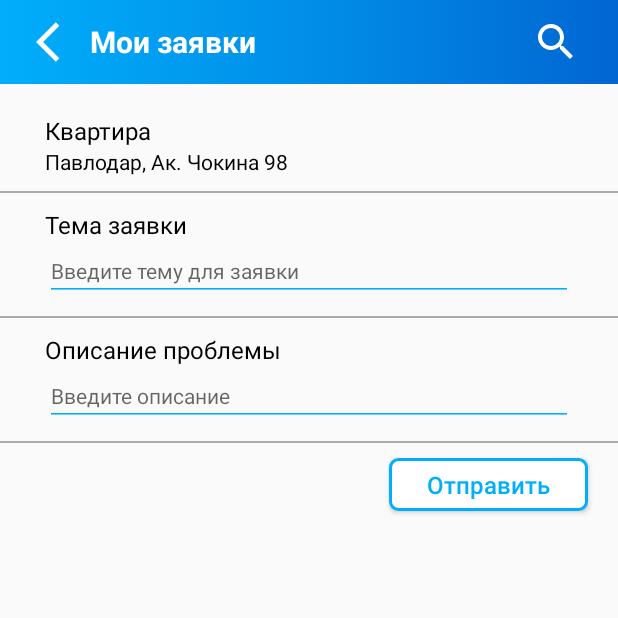
After one commit to damirbaisalov/smart-home-app, an Android app: the NewRequestActivity screen opened directly, with no data from a screen before it, on a phone screen of 412 x 824 dp, the top half of it. The commit adds this screen. Run offline under Robolectric (Android 15) with nearby library versions, the phone set to English and light mode, and no system bars.

Commit message:
MyRequestsActivity is done

```diff
--- a/app/src/main/AndroidManifest.xml
+++ b/app/src/main/AndroidManifest.xml
@@ -12,6 +12,8 @@
         android:roundIcon="@mipmap/ic_launcher_round"
         android:supportsRtl="true"
         android:theme="@style/Theme.SmartHomeApp">
+        <activity android:name=".my_requests.NewRequestActivity" />
+        <activity android:name=".my_requests.MyRequestsActivity" />
         <activity android:name=".my_home.MyHomeActivity" />
         <activity android:name=".my_ksk.CandidatesActivity" />
         <activity android:name=".my_ksk.MyKskActivity" />
--- /dev/null
+++ b/app/src/main/java/kz/bfgroup/smarthomeapp/my_requests/NewRequestActivity.kt
@@ -0,0 +1,84 @@
+package kz.bfgroup.smarthomeapp.my_requests
+
+import androidx.appcompat.app.AppCompatActivity
+import android.os.Bundle
+import android.widget.EditText
+import android.widget.ImageButton
+import android.widget.TextView
+import android.widget.Toast
+import kz.bfgroup.smarthomeapp.R
+import kz.bfgroup.smarthomeapp.data.ApiRetrofit
+import kz.bfgroup.smarthomeapp.my_requests.models.MyRequestApiData
+import okhttp3.ResponseBody
+import retrofit2.Call
+import retrofit2.Callback
+import retrofit2.Response
+
+class NewRequestActivity : AppCompatActivity() {
+
+    private lateinit var newRequestHeading: EditText
+    private lateinit var newRequestText: EditText
+    private lateinit var sendNewRequestButton: TextView
+    private lateinit var backButton: ImageButton
+    private lateinit var fields: Map<String, String>
+
+    override fun onCreate(savedInstanceState: Bundle?) {
+        super.onCreate(savedInstanceState)
+        setContentView(R.layout.activity_new_request)
+
+        initViews()
+
+        backButton.setOnClickListener {
+            onBackPressed()
+        }
+
+        sendNewRequestButton.setOnClickListener {
+            if (newRequestHeading.text.toString().trim().isEmpty() || newRequestText.text.toString().trim().isEmpty()) {
+                Toast.makeText(this@NewRequestActivity, "Заполните необходимые поля", Toast.LENGTH_LONG).show()
+            } else {
+                fields = mutableMapOf(
+                    "heading" to newRequestHeading.text.toString(),
+                    "message_text" to newRequestText.text.toString(),
+                    "apply_home_id" to "1020",
+                    "apply_ksk_id" to "121",
+                    "apply_tenants_id" to "59"
+                )
+                sendRequest()
+            }
+        }
+    }
+
+    private fun initViews() {
+        newRequestHeading = findViewById(R.id.activity_new_request_heading)
+        newRequestText = findViewById(R.id.activity_new_request_text)
+        sendNewRequestButton = findViewById(R.id.activity_new_request_send_button)
+        backButton = findViewById(R.id.activity_my_request_back_button)
+    }
+
+    private fun sendRequest() {
+        ApiRetrofit.getApiClient().sendNewRequest(fields).enqueue(object:
+            Callback<ResponseBody> {
+            override fun onResponse(
+                call: Call<ResponseBody>,
+                response: Response<ResponseBody>
+            ) {
+//                progressBar.visibility = View.GONE
+//                recyclerView.visibility = View.VISIBLE
+                if (response.isSuccessful) {
+                    if (response.body()?.string()=="Введите все поля!"){
+                        Toast.makeText(this@NewRequestActivity, response.body()?.string(), Toast.LENGTH_LONG).show()
+                    } else {
+                        Toast.makeText(this@NewRequestActivity, response.body()?.string(), Toast.LENGTH_LONG).show()
+                        finish()
+                    }
+                }
+            }
+
+            override fun onFailure(call: Call<ResponseBody>, t: Throwable) {
+//                progressBar.visibility = View.GONE
+                Toast.makeText(this@NewRequestActivity, t.message, Toast.LENGTH_LONG).show()
+            }
+
+        })
+    }
+}
--- /dev/null
+++ b/app/src/main/res/drawable/bg_my_request_status_cancel.xml
@@ -0,0 +1,5 @@
+<?xml version="1.0" encoding="UTF-8"?>
+<shape xmlns:android="http://schemas.android.com/apk/res/android">
+    <solid android:color="@color/red_color"/>
+    <corners android:radius="5dp"/>
+</shape>
--- /dev/null
+++ b/app/src/main/res/drawable/bg_my_request_status_done.xml
@@ -0,0 +1,5 @@
+<?xml version="1.0" encoding="UTF-8"?>
+<shape xmlns:android="http://schemas.android.com/apk/res/android">
+    <solid android:color="@color/green_color"/>
+    <corners android:radius="6dp"/>
+</shape>
--- /dev/null
+++ b/app/src/main/res/drawable/bg_new_request_activity_send_button.xml
@@ -0,0 +1,13 @@
+<?xml version="1.0" encoding="utf-8"?>
+<ripple xmlns:android="http://schemas.android.com/apk/res/android"
+    android:color="@color/gradient_center_color">
+    <item>
+        <shape android:shape="rectangle">
+            <solid android:color="@color/white"/>
+            <corners android:radius="5dp" />
+            <stroke android:color="@color/gradient_start_color"
+                android:width="2dp"/>
+        </shape>
+    </item>
+
+</ripple>
--- a/app/src/main/res/layout/activity_menu.xml
+++ b/app/src/main/res/layout/activity_menu.xml
@@ -149,6 +149,7 @@
             />
 
         <LinearLayout
+            android:id="@+id/open_my_request_activity"
             android:layout_width="match_parent"
             android:layout_height="wrap_content"
             android:orientation="horizontal"
--- /dev/null
+++ b/app/src/main/res/layout/activity_my_request_toolbar.xml
@@ -0,0 +1,42 @@
+<?xml version="1.0" encoding="utf-8"?>
+<androidx.appcompat.widget.Toolbar xmlns:android="http://schemas.android.com/apk/res/android"
+    android:layout_width="match_parent"
+    android:layout_height="wrap_content"
+    android:background="@drawable/bg_menu_activity_toolbar_gradient">
+
+
+    <ImageButton
+        android:id="@+id/activity_my_request_back_button"
+        android:layout_width="wrap_content"
+        android:layout_height="wrap_content"
+        android:src="@drawable/ic_back"
+        android:background="@drawable/bg_ripple_effect"
+        android:layout_marginStart="20dp"
+        android:padding="4dp"/>
+
+    <TextView
+        android:layout_width="wrap_content"
+        android:layout_height="wrap_content"
+        android:text="Мои заявки"
+        android:textColor="@color/white"
+        android:textSize="20sp"
+        android:textStyle="bold"
+        />
+
+    <LinearLayout
+        android:layout_width="match_parent"
+        android:layout_height="wrap_content"
+        android:gravity="end">
+
+        <ImageButton
+            android:layout_width="wrap_content"
+            android:layout_height="wrap_content"
+            android:src="@drawable/ic_search"
+            android:background="@drawable/bg_ripple_effect"
+            android:layout_marginEnd="15dp"
+            android:padding="10dp"
+            />
+
+    </LinearLayout>
+
+</androidx.appcompat.widget.Toolbar>
--- /dev/null
+++ b/app/src/main/res/layout/activity_new_request.xml
@@ -0,0 +1,125 @@
+<?xml version="1.0" encoding="utf-8"?>
+<FrameLayout xmlns:android="http://schemas.android.com/apk/res/android"
+    xmlns:app="http://schemas.android.com/apk/res-auto"
+    xmlns:tools="http://schemas.android.com/tools"
+    android:layout_width="match_parent"
+    android:layout_height="match_parent"
+    tools:context=".my_requests.NewRequestActivity">
+
+    <androidx.core.widget.NestedScrollView
+        android:layout_width="match_parent"
+        android:layout_height="match_parent"
+        android:fillViewport="true">
+
+        <LinearLayout
+            android:layout_width="match_parent"
+            android:layout_height="match_parent"
+            android:focusableInTouchMode="true"
+            android:focusable="true"
+            android:orientation="vertical">
+
+            <include layout="@layout/activity_my_request_toolbar"/>
+
+
+                <TextView
+                    android:layout_width="match_parent"
+                    android:layout_height="wrap_content"
+                    android:text="Квартира"
+                    android:textColor="@color/black"
+                    android:textSize="16sp"
+                    android:layout_marginHorizontal="30dp"
+                    android:layout_marginTop="20dp"
+                    />
+                <TextView
+                    android:id="@+id/activity_new_request_address"
+                    android:layout_width="match_parent"
+                    android:layout_height="wrap_content"
+                    android:textColor="@color/black"
+                    android:layout_marginHorizontal="30dp"
+                    android:text="Павлодар, Ак. Чокина 98"
+                    />
+
+                <View
+                    android:layout_width="match_parent"
+                    android:layout_height="1dp"
+                    android:background="@android:color/darker_gray"
+                    android:layout_marginVertical="10dp"
+                    />
+
+                <TextView
+                    android:layout_width="match_parent"
+                    android:layout_height="wrap_content"
+                    android:text="Тема заявки"
+                    android:textColor="@color/black"
+                    android:textSize="16sp"
+                    android:layout_marginHorizontal="30dp"
+                    />
+
+                <EditText
+                    android:id="@+id/activity_new_request_heading"
+                    android:layout_width="match_parent"
+                    android:layout_height="wrap_content"
+                    android:textColor="@color/black"
+                    android:layout_marginHorizontal="30dp"
+                    android:textSize="14sp"
+                    android:hint="Введите тему для заявки"
+                    android:focusedByDefault="false"
+                    android:backgroundTint="@color/gradient_start_color"
+                    />
+
+                <View
+                    android:layout_width="match_parent"
+                    android:layout_height="1dp"
+                    android:background="@android:color/darker_gray"
+                    android:layout_marginVertical="10dp"
+                    />
+
+                <TextView
+                    android:layout_width="match_parent"
+                    android:layout_height="wrap_content"
+                    android:text="Описание проблемы"
+                    android:textColor="@color/black"
+                    android:textSize="16sp"
+                    android:layout_marginHorizontal="30dp"
+                    />
+
+                <EditText
+                    android:id="@+id/activity_new_request_text"
+                    android:layout_width="match_parent"
+                    android:layout_height="wrap_content"
+                    android:textColor="@color/black"
+                    android:textSize="14sp"
+                    android:layout_marginHorizontal="30dp"
+                    android:hint="Введите описание"
+                    android:focusedByDefault="false"
+                    android:backgroundTint="@color/gradient_start_color"
+                    />
+
+                <View
+                    android:layout_width="match_parent"
+                    android:layout_height="1dp"
+                    android:background="@android:color/darker_gray"
+                    android:layout_marginVertical="10dp"
+                    />
+
+                <Button
+                    android:id="@+id/activity_new_request_send_button"
+                    android:layout_width="wrap_content"
+                    android:layout_height="35dp"
+                    android:background="@drawable/bg_new_request_activity_send_button"
+                    android:text="Отправить"
+                    android:paddingHorizontal="25dp"
+                    android:textSize="16sp"
+                    android:gravity="center"
+                    android:clickable="true"
+                    android:focusable="true"
+                    android:textColor="@color/gradient_start_color"
+                    android:textAllCaps="false"
+                    android:layout_gravity="end"
+                    android:layout_marginHorizontal="20dp"
+                    />
+        </LinearLayout>
+
+    </androidx.core.widget.NestedScrollView>
+
+</FrameLayout>
--- a/app/src/main/res/values/colors.xml
+++ b/app/src/main/res/values/colors.xml
@@ -18,5 +18,7 @@
     <color name="my_requests_text_color">#57A7B2</color>
     <color name="ksk_list_text_color">#8A8778</color>
     <color name="ksk_image_color">#2196F3</color>
+    <color name="green_color">#05C25D</color>
+    <color name="red_color">#FE1820</color>
 
 </resources>
```
Also changed, not shown: app/src/main/java/kz/bfgroup/smarthomeapp/MenuActivity.kt (+7 -0 lines), app/src/main/java/kz/bfgroup/smarthomeapp/data/ApiClient.kt (+10 -4 lines), app/src/main/java/kz/bfgroup/smarthomeapp/my_requests/MyRequestsActivity.kt (added, +96 -0 lines), app/src/main/java/kz/bfgroup/smarthomeapp/my_requests/models/MyRequestApiData.kt (added, +24 -0 lines), app/src/main/java/kz/bfgroup/smarthomeapp/my_requests/view/RequestAdapter.kt (added, +39 -0 lines), app/src/main/java/kz/bfgroup/smarthomeapp/my_requests/view/RequestViewHolder.kt (added, +33 -0 lines), app/src/main/res/drawable/bg_activity_my_request_add_request_button.xml (added, +11 -0 lines), app/src/main/res/drawable/ic_add_request.xml (added, +10 -0 lines), app/src/main/res/drawable/ic_add_request_withou_background.xml (added, +10 -0 lines), app/src/main/res/layout/activity_my_requests.xml (added, +41 -0 lines), app/src/main/res/layout/my_request_item.xml (added, +108 -0 lines).
